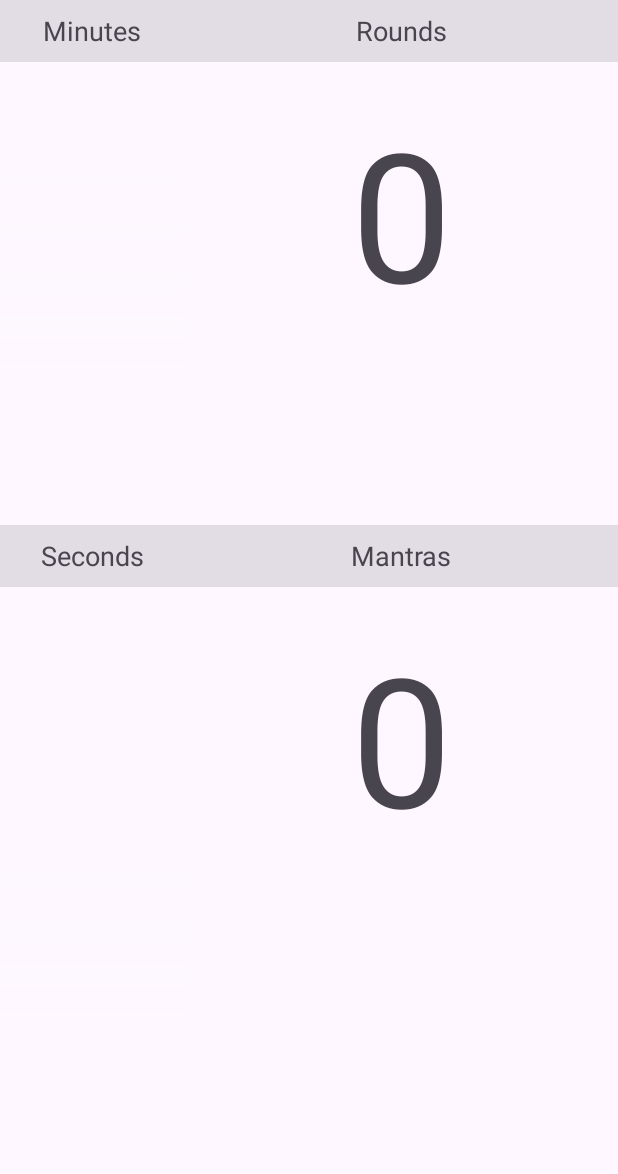
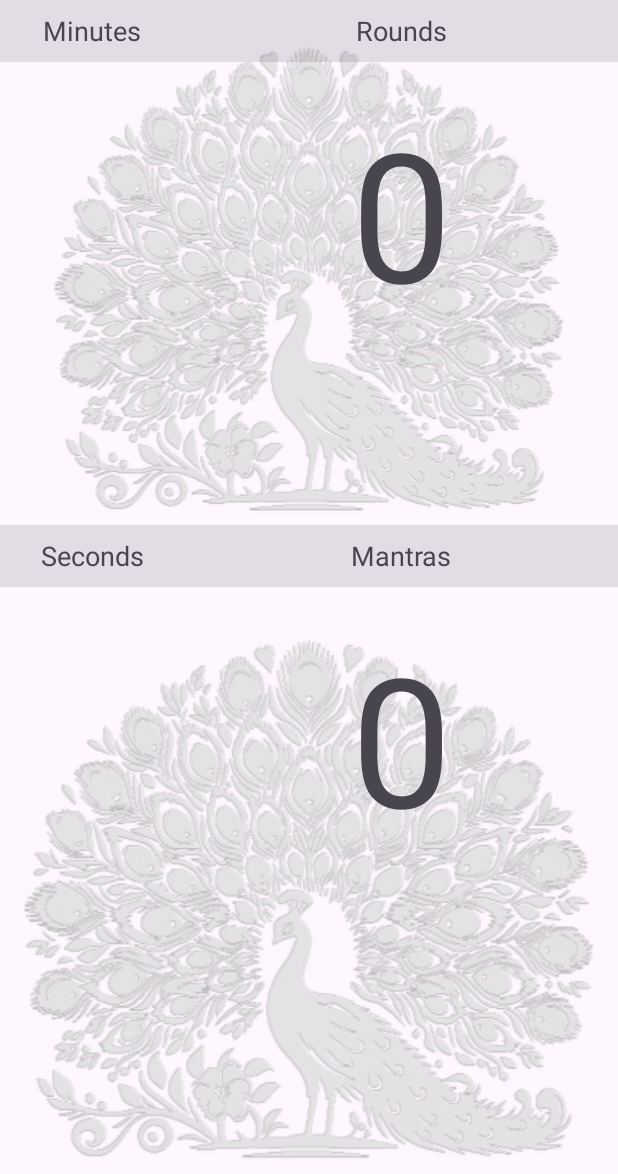
Before and after one commit to cakrina/JapaClocker, an Android app: the screen it shows after launch (MainActivity), on a phone screen of 412 x 824 dp, the part 62-1236 px from its top. Run offline under Robolectric (Android 15) with nearby library versions, the phone set to English and light mode, and no system bars.

Commit message:
Updated project to version 1.2-8 fixed roundlist issue (orientation /FS)

```diff
--- a/app/build.gradle.kts
+++ b/app/build.gradle.kts
@@ -17,7 +17,7 @@ android {
         //noinspection OldTargetApi
         targetSdk = 34
 
-        versionCode = 7
+        versionCode = 8
         versionName = "1.2"
 
 
--- a/app/src/main/java/com/cak/japaclocker/ForegroundService.kt
+++ b/app/src/main/java/com/cak/japaclocker/ForegroundService.kt
@@ -22,6 +22,7 @@ class ForegroundService : Service() {
 
     private lateinit var silentPlayer: MediaPlayer
     private lateinit var clickPlayer: MediaPlayer
+    private lateinit var roundPlayer: MediaPlayer
     private lateinit var vReceiver: BroadcastReceiver
     private lateinit var sharedPreferences: SharedPreferences
     private lateinit var editor: SharedPreferences.Editor
@@ -54,6 +55,7 @@ class ForegroundService : Service() {
         audioManager = getSystemService(Context.AUDIO_SERVICE) as AudioManager
         silentPlayer = MediaPlayer.create(this, R.raw.silent)
         clickPlayer = MediaPlayer.create(this, R.raw.click)
+        roundPlayer = MediaPlayer.create(this, R.raw.round)
         // Get the current volume
         val currentVolume = audioManager.getStreamVolume(AudioManager.STREAM_MUSIC)
         val maxVolume = audioManager.getStreamMaxVolume(AudioManager.STREAM_MUSIC)
@@ -97,10 +99,12 @@ class ForegroundService : Service() {
                     val currentTime = System.currentTimeMillis()
                     if (currentTime - lastClickTimestamp >= mantraTimeout) { // Limit to 1 click per second
                         audioManager.setStreamVolume(AudioManager.STREAM_MUSIC, defaultVolume, 0)
+                        if (mantraCount == mala) {
+                            roundPlayer.start()
+                        } else clickPlayer.start()
                         incrementMantra()
                         saveState()
                         Log.d("State","FS saved by FS onReceive")
-                        clickPlayer.start()
                         lastClickTimestamp = currentTime
 
                     }
@@ -222,6 +226,7 @@ class ForegroundService : Service() {
         silentPlayer.stop()
         silentPlayer.release()
         clickPlayer.release()
+        roundPlayer.release()
         unregisterReceiver(vReceiver)
 
     }
--- a/app/src/main/java/com/cak/japaclocker/MainActivity.kt
+++ b/app/src/main/java/com/cak/japaclocker/MainActivity.kt
@@ -53,7 +53,7 @@ class MainActivity : AppCompatActivity() {
 
     private lateinit var clickSound: MediaPlayer
     private lateinit var resetSound: MediaPlayer
-
+    private lateinit var roundSound: MediaPlayer
     private lateinit var sharedPreferences: SharedPreferences
     private lateinit var editor: SharedPreferences.Editor
     private lateinit var screenLockReceiver: ScreenLockReceiver
@@ -100,7 +100,7 @@ class MainActivity : AppCompatActivity() {
         clickSound = MediaPlayer.create(this, R.raw.click) // Ensure click.mp3 is in res/raw folder
         resetSound =
             MediaPlayer.create(this, R.raw.whoosh) // Ensure whoosh.mp3 is in res/raw folder
-
+        roundSound = MediaPlayer.create(this, R.raw.round)
         // Initialize SharedPreferences
         sharedPreferences = getSharedPreferences("JapaClockPrefs", MODE_PRIVATE)
         editor = sharedPreferences.edit()
@@ -239,9 +239,12 @@ class MainActivity : AppCompatActivity() {
     private fun clickEvent() {
         val currentTime = System.currentTimeMillis()
         if (currentTime - lastClickTime >= mantraTimout) { // Limit to 1 click per second
+            if (mantraCount == mala) {
+                roundSound.start()
+            } else clickSound.start()
             incrementMantra()
             updateDisplay()
-            clickSound.start()
+
         }
     }
 
@@ -353,6 +356,7 @@ class MainActivity : AppCompatActivity() {
         super.onDestroy()
         clickSound.release()
         resetSound.release()
+        roundSound.release()
         val serviceIntent = Intent(this, ForegroundService::class.java)
         stopService(serviceIntent)
         // Unregister the ScreenLockReceiver when the activity is paused
--- a/app/src/main/res/layout-land/activity_main.xml
+++ b/app/src/main/res/layout-land/activity_main.xml
@@ -6,6 +6,25 @@
     android:layout_height="match_parent"
     tools:ignore="HardcodedText"
     tools:targetApi="o">
+    <ImageView
+        android:id="@+id/topImageView"
+        android:layout_width="0dp"
+        android:layout_height="0dp"
+        android:src="@drawable/peacock"
+        app:layout_constraintTop_toBottomOf="@id/toolbar"
+        app:layout_constraintBottom_toBottomOf="parent"
+        app:layout_constraintLeft_toLeftOf="parent"
+        app:layout_constraintRight_toRightOf="@id/tvRounds" />
+    <ImageView
+        android:id="@+id/topImageView"
+        android:layout_width="0dp"
+        android:layout_height="0dp"
+        android:src="@drawable/peacock"
+        app:layout_constraintTop_toBottomOf="@id/toolbar"
+        app:layout_constraintBottom_toBottomOf="parent"
+        app:layout_constraintLeft_toLeftOf="@id/rvMantras"
+        app:layout_constraintRight_toRightOf="parent" />
+
     <androidx.appcompat.widget.Toolbar
         android:id="@+id/toolbar"
         android:layout_width="match_parent"
@@ -71,19 +90,14 @@
         android:id="@+id/rvRounds"
         android:layout_width="0dp"
         android:layout_height="0dp"
+        android:requiresFadingEdge="vertical"
+        android:fadingEdgeLength="150dp"
         app:layout_constraintTop_toBottomOf="@id/rvRoundLogLabel"
         app:layout_constraintLeft_toLeftOf="@id/rvRoundLogLabel"
         app:layout_constraintRight_toRightOf="@id/rvRoundLogLabel"
         app:layout_constraintBottom_toBottomOf="parent"
         />
-    <View
-        android:layout_width="0dp"
-        android:layout_height="0dp"
-        app:layout_constraintHeight_percent=".65"
-        app:layout_constraintLeft_toLeftOf="@id/rvRounds"
-        app:layout_constraintRight_toRightOf="@id/rvRounds"
-        app:layout_constraintBottom_toBottomOf="@id/rvRounds"
-        android:background="@drawable/gradient" />
+
 
     <TextView
         android:id="@+id/tvMantraslabel"
@@ -136,18 +150,12 @@
         android:id="@+id/rvMantras"
         android:layout_width="0dp"
         android:layout_height="0dp"
+        android:requiresFadingEdge="vertical"
+        android:fadingEdgeLength="150dp"
         app:layout_constraintLeft_toLeftOf="@id/rvMantraLogLabel"
         app:layout_constraintRight_toRightOf="@id/rvMantraLogLabel"
         app:layout_constraintTop_toBottomOf="@id/rvMantraLogLabel"
         app:layout_constraintBottom_toBottomOf="parent"
         android:layout_gravity="end"/>
-    <View
-        android:layout_width="0dp"
-        android:layout_height="0dp"
-        app:layout_constraintHeight_percent=".65"
-        app:layout_constraintLeft_toLeftOf="@id/rvMantras"
-        app:layout_constraintRight_toRightOf="@id/rvMantras"
-        app:layout_constraintBottom_toBottomOf="@id/rvMantras"
 
-    android:background="@drawable/gradient" />
 </androidx.constraintlayout.widget.ConstraintLayout>
--- a/app/src/main/res/layout/activity_main.xml
+++ b/app/src/main/res/layout/activity_main.xml
@@ -5,6 +5,25 @@
     android:layout_width="match_parent"
     android:layout_height="match_parent"
     tools:ignore="HardcodedText">
+
+    <ImageView
+        android:id="@+id/topImageView"
+        android:layout_width="0dp"
+        android:layout_height="0dp"
+        android:src="@drawable/peacock"
+        app:layout_constraintTop_toBottomOf="@+id/toolbar"
+        app:layout_constraintBottom_toBottomOf="@id/tvRounds"
+        app:layout_constraintLeft_toLeftOf="@id/rvRounds"
+        app:layout_constraintRight_toRightOf="@id/tvRounds" />
+    <ImageView
+        android:id="@+id/topImageView"
+        android:layout_width="0dp"
+        android:layout_height="0dp"
+        android:src="@drawable/peacock"
+        app:layout_constraintTop_toBottomOf="@+id/tvMantraslabel"
+        app:layout_constraintBottom_toBottomOf="parent"
+        app:layout_constraintLeft_toLeftOf="@id/rvRounds"
+        app:layout_constraintRight_toRightOf="@id/tvRounds" />
 
     <androidx.appcompat.widget.Toolbar
         android:id="@+id/toolbar"
@@ -66,15 +85,9 @@
         app:layout_constraintTop_toBottomOf="@id/rvRoundslabel"
         app:layout_constraintLeft_toLeftOf="@id/rvRoundslabel"
         app:layout_constraintRight_toRightOf="@id/rvRoundslabel"
-        app:layout_constraintBottom_toBottomOf="@id/tvRounds" />
-    <View
-        android:layout_width="0dp"
-        android:layout_height="0dp"
-        app:layout_constraintHeight_percent=".3"
-        app:layout_constraintLeft_toLeftOf="@id/rvRoundslabel"
-        app:layout_constraintRight_toRightOf="@id/rvRoundslabel"
         app:layout_constraintBottom_toBottomOf="@id/tvRounds"
-        android:background="@drawable/gradient" />
+        android:requiresFadingEdge="vertical"
+        android:fadingEdgeLength="150dp"/>
 
     <TextView
         android:id="@+id/tvMantraslabel"
@@ -121,13 +134,8 @@
         app:layout_constraintTop_toBottomOf="@id/rvMantraslabel"
         app:layout_constraintLeft_toLeftOf="@id/rvRoundslabel"
         app:layout_constraintRight_toRightOf="@id/rvRoundslabel"
-        app:layout_constraintBottom_toBottomOf="parent"/>
-    <View
-        android:layout_width="0dp"
-        android:layout_height="0dp"
-        app:layout_constraintHeight_percent=".3"
-        app:layout_constraintLeft_toLeftOf="@id/rvRoundslabel"
-        app:layout_constraintRight_toRightOf="@id/rvRoundslabel"
         app:layout_constraintBottom_toBottomOf="parent"
-        android:background="@drawable/gradient" />
+        android:requiresFadingEdge="vertical"
+        android:fadingEdgeLength="150dp"/>
+
 </androidx.constraintlayout.widget.ConstraintLayout>
--- a/gradle.properties
+++ b/gradle.properties
@@ -21,4 +21,4 @@ kotlin.code.style=official
 # resources declared in the library itself and none from the library's dependencies,
 # thereby reducing the size of the R class for that library
 android.nonTransitiveRClass=true
-VERSION_CODE=7
+VERSION_CODE=8
```
Also changed, not shown: app/src/main/res/drawable-night/peacock.png (added), app/src/main/res/drawable/peacock.png (added), 7 other files.
